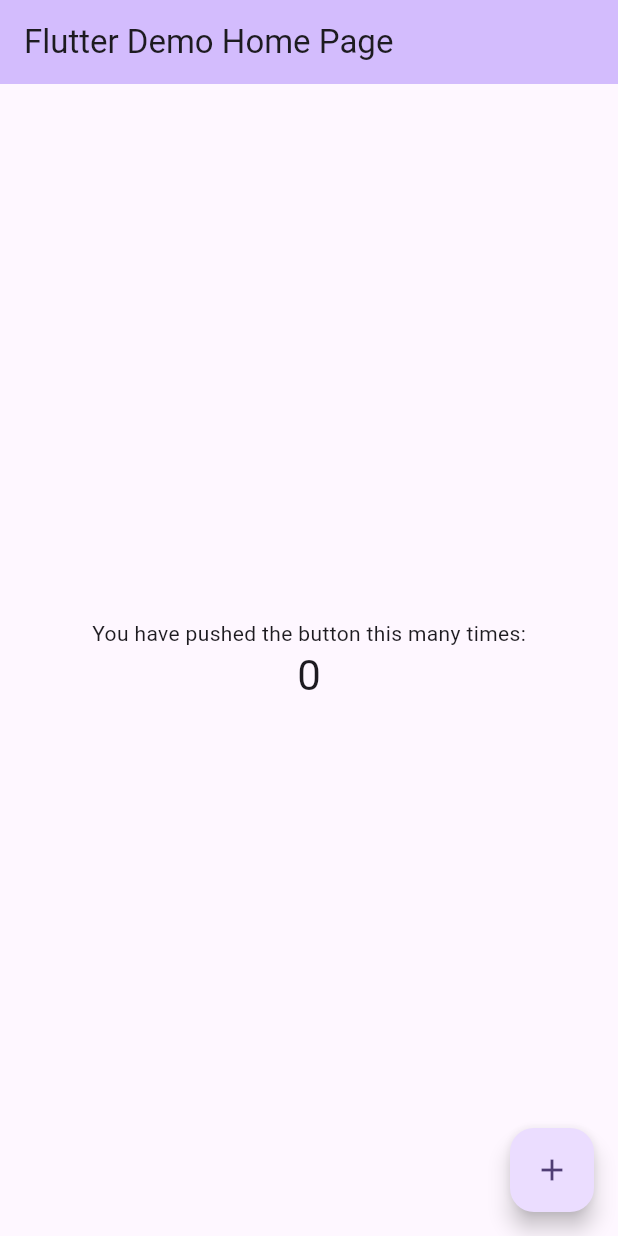
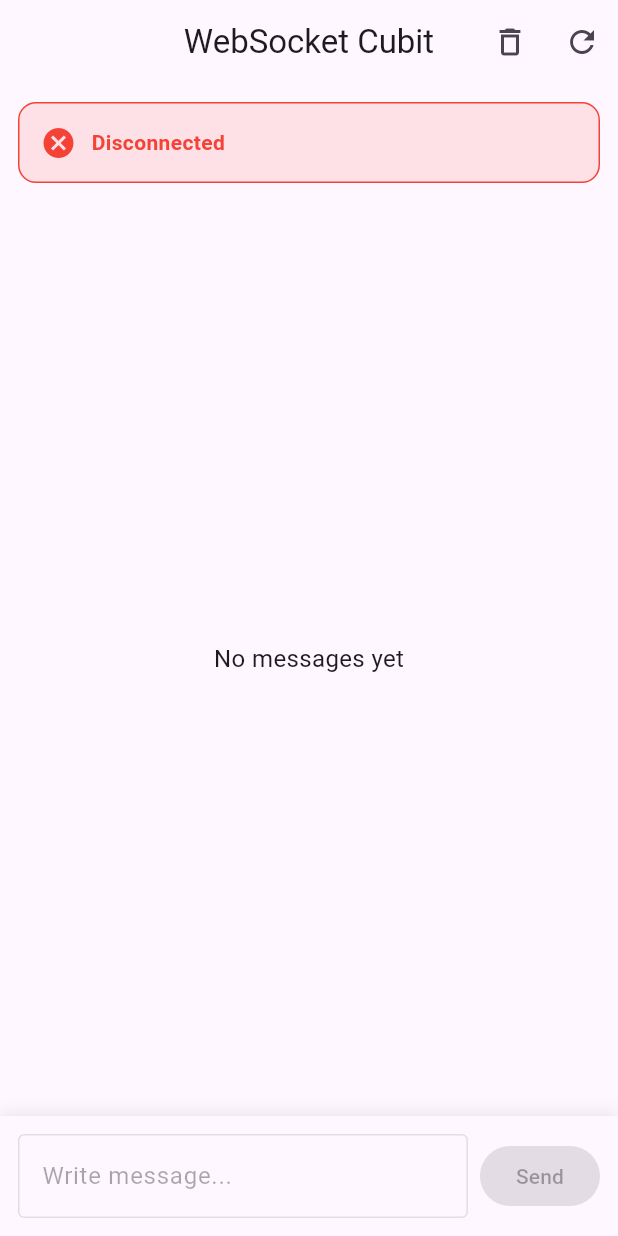
Before and after one commit to Mohammed-coderz/fundev__x, a Flutter app: the screen it shows after launch, on a phone screen of 412 x 824 dp. Run offline on Flutter 3.47's test engine with Material 3 defaults, Android fonts, the light colour scheme and no system bars; our stand-ins replace flutter_bloc; network calls fail.

Commit message:
integrate WebSocket communication using Flutter BLoC
- Add `flutter_bloc` and `web_socket_channel` dependencies to `pubspec.yaml`.
- Implement a WebSocket feature using the Cubit pattern for state management:
    - Create `WebSocketState` to represent connection lifecycle phases: initial, connecting, connected, disconnected, and error.
    - Implement `WebSocketCubit` to manage the `WebSocketChannel` connection to `echo.websocket.org`, handle incoming streams, and send messages.
- Create a `WebSocketScreen` UI that includes:
    - A connection status indicator card with dynamic styling based on state.
    - A message list to display history and a text input field for sending data.
    - Action buttons to clear the message list and manually trigger a reconnection.
- Refactor `main.dart` to remove the default counter boilerplate and set `WebSocketScreen` as the initial home screen.

```diff
--- /dev/null
+++ b/lib/feature/websocket/cubit/websocket_cubit.dart
@@ -0,0 +1,101 @@
+import 'package:flutter_bloc/flutter_bloc.dart';
+import 'package:web_socket_channel/web_socket_channel.dart';
+
+import '../state/websocket_state.dart';
+
+class WebSocketCubit extends Cubit<WebSocketState> {
+  WebSocketCubit() : super( WebSocketInitialState());
+
+  WebSocketChannel? _channel;
+
+  final List<String> _messages = [];
+
+  void connect() {
+    try {
+      emit( WebSocketConnectingState());
+
+      _channel = WebSocketChannel.connect(
+        Uri.parse('wss://echo.websocket.org'),
+      );
+
+      emit(
+        WebSocketConnectedState(
+          messages: List.from(_messages),
+        ),
+      );
+
+      _channel!.stream.listen(
+            (data) {
+              print("------------");
+              print(data.toString());
+              print("------------");
+
+          _messages.add(data.toString());
+
+          emit(
+            WebSocketConnectedState(
+              messages: List.from(_messages),
+            ),
+          );
+        },
+        onError: (error) {
+          emit(
+            WebSocketErrorState(
+              message: error.toString(),
+            ),
+          );
+        },
+        onDone: () {
+          emit( WebSocketDisconnectedState());
+        },
+      );
+    } catch (e) {
+      emit(
+        WebSocketErrorState(
+          message: e.toString(),
+        ),
+      );
+    }
+  }
+
+  void sendMessage(String message) {
+    final text = message.trim();
+
+    if (text.isEmpty) return;
+
+    if (_channel == null) {
+      emit(
+         WebSocketErrorState(
+          message: 'WebSocket is not connected',
+        ),
+      );
+      return;
+    }
+
+    _channel!.sink.add(text);
+  }
+
+  void clearMessages() {
+    _messages.clear();
+
+    emit(
+      WebSocketConnectedState(
+        messages: List.from(_messages),
+      ),
+    );
+  }
+
+  void disconnect() {
+    _channel?.sink.close();
+    _channel = null;
+
+    emit( WebSocketDisconnectedState());
+  }
+
+
+  @override
+  Future<void> close() {
+    _channel?.sink.close();
+    return super.close();
+  }
+}
--- /dev/null
+++ b/lib/feature/websocket/state/websocket_state.dart
@@ -0,0 +1,19 @@
+abstract class WebSocketState {}
+
+class WebSocketInitialState extends WebSocketState {}
+
+class WebSocketConnectingState extends WebSocketState {}
+
+class WebSocketConnectedState extends WebSocketState {
+  final List<String> messages;
+
+  WebSocketConnectedState({required this.messages});
+}
+
+class WebSocketDisconnectedState extends WebSocketState {}
+
+class WebSocketErrorState extends WebSocketState {
+  final String message;
+
+  WebSocketErrorState({required this.message});
+}
--- /dev/null
+++ b/lib/feature/websocket/view/websocket_screen.dart
@@ -0,0 +1,262 @@
+import 'package:flutter/material.dart';
+import 'package:flutter_bloc/flutter_bloc.dart';
+
+import '../cubit/websocket_cubit.dart';
+import '../state/websocket_state.dart';
+
+class WebSocketScreen extends StatelessWidget {
+  const WebSocketScreen({super.key});
+
+  @override
+  Widget build(BuildContext context) {
+    return BlocProvider(
+      create: (_) => WebSocketCubit()..connect(),
+      child: const WebSocketView(),
+    );
+  }
+}
+
+class WebSocketView extends StatefulWidget {
+  const WebSocketView({super.key});
+
+  @override
+  State<WebSocketView> createState() => _WebSocketViewState();
+}
+
+class _WebSocketViewState extends State<WebSocketView> {
+  final TextEditingController messageController = TextEditingController();
+
+  @override
+  void dispose() {
+    messageController.dispose();
+    super.dispose();
+  }
+
+  void sendMessage() {
+    final message = messageController.text.trim();
+
+    if (message.isEmpty) return;
+
+    context.read<WebSocketCubit>().sendMessage(message);
+    messageController.clear();
+  }
+
+  List<String> getMessages(WebSocketState state) {
+    if (state is WebSocketConnectedState) {
+      print(state.messages);
+      return state.messages;
+    }
+
+    return [];
+  }
+
+  bool isConnected(WebSocketState state) {
+    return state is WebSocketConnectedState;
+  }
+
+  @override
+  Widget build(BuildContext context) {
+    return Scaffold(
+      appBar: AppBar(
+        title: const Text('WebSocket Cubit'),
+        centerTitle: true,
+        actions: [
+          IconButton(
+            onPressed: () {
+              context.read<WebSocketCubit>().clearMessages();
+            },
+            icon: const Icon(Icons.delete_outline),
+          ),
+          IconButton(
+            onPressed: () {
+              context.read<WebSocketCubit>().connect();
+            },
+            icon: const Icon(Icons.refresh),
+          ),
+        ],
+      ),
+      body: BlocBuilder<WebSocketCubit, WebSocketState>(
+        builder: (context, state) {
+          final messages = getMessages(state);
+
+          return Column(
+            children: [
+              _ConnectionStatusCard(state: state),
+
+              if (state is WebSocketConnectingState)
+                const LinearProgressIndicator(),
+
+              if (state is WebSocketErrorState)
+                Padding(
+                  padding: const EdgeInsets.all(12),
+                  child: Text(
+                    state.message,
+                    style: const TextStyle(
+                      color: Colors.red,
+                      fontWeight: FontWeight.bold,
+                    ),
+                  ),
+                ),
+
+              Expanded(
+                child: messages.isEmpty
+                    ? const Center(
+                  child: Text(
+                    'No messages yet',
+                    style: TextStyle(fontSize: 16),
+                  ),
+                )
+                    : ListView.builder(
+                  padding: const EdgeInsets.all(16),
+                  itemCount: messages.length,
+                  itemBuilder: (context, index) {
+                    return Align(
+                      alignment: Alignment.centerLeft,
+                      child: Card(
+                        margin: const EdgeInsets.only(bottom: 10),
+                        child: Padding(
+                          padding: const EdgeInsets.all(14),
+                          child: Text(
+                            messages[index],
+                            style: const TextStyle(fontSize: 16),
+                          ),
+                        ),
+                      ),
+                    );
+                  },
+                ),
+              ),
+
+              _MessageInput(
+                controller: messageController,
+                onSend: sendMessage,
+                isConnected: isConnected(state),
+              ),
+            ],
+          );
+        },
+      ),
+    );
+  }
+}
+
+class _ConnectionStatusCard extends StatelessWidget {
+  final WebSocketState state;
+
+  const _ConnectionStatusCard({
+    required this.state,
+  });
+
+  @override
+  Widget build(BuildContext context) {
+    Color color;
+    String text;
+    IconData icon;
+
+    if (state is WebSocketInitialState) {
+      color = Colors.grey;
+      text = 'Initial';
+      icon = Icons.circle_outlined;
+    }
+    else if (state is WebSocketConnectingState) {
+      color = Colors.orange;
+      text = 'Connecting...';
+      icon = Icons.sync;
+    }
+    else if (state is WebSocketConnectedState) {
+      color = Colors.green;
+      text = 'Connected';
+      icon = Icons.check_circle;
+    }
+    else if (state is WebSocketDisconnectedState) {
+      color = Colors.red;
+      text = 'Disconnected';
+      icon = Icons.cancel;
+    }
+    else if (state is WebSocketErrorState) {
+      color = Colors.red;
+      text = 'Error';
+      icon = Icons.error;
+    }
+    else {
+      color = Colors.grey;
+      text = 'Unknown';
+      icon = Icons.help_outline;
+    }
+
+    return Container(
+      width: double.infinity,
+      margin: const EdgeInsets.all(12),
+      padding: const EdgeInsets.all(14),
+      decoration: BoxDecoration(
+        color: color.withValues(alpha: 0.12),
+        borderRadius: BorderRadius.circular(12),
+        border: Border.all(color: color),
+      ),
+      child: Row(
+        children: [
+          Icon(icon, color: color),
+          const SizedBox(width: 10),
+          Text(
+            text,
+            style: TextStyle(
+              color: color,
+              fontWeight: FontWeight.bold,
+            ),
+          ),
+        ],
+      ),
+    );
+  }
+}
+
+class _MessageInput extends StatelessWidget {
+  final TextEditingController controller;
+  final VoidCallback onSend;
+  final bool isConnected;
+
+  const _MessageInput({
+    required this.controller,
+    required this.onSend,
+    required this.isConnected,
+  });
+
+  @override
+  Widget build(BuildContext context) {
+    return SafeArea(
+      child: Container(
+        padding: const EdgeInsets.all(12),
+        decoration: BoxDecoration(
+          color: Theme.of(context).scaffoldBackgroundColor,
+          boxShadow: [
+            BoxShadow(
+              color: Colors.black.withValues(alpha: 0.08),
+              blurRadius: 8,
+              offset: const Offset(0, -2),
+            ),
+          ],
+        ),
+        child: Row(
+          children: [
+            Expanded(
+              child: TextField(
+                controller: controller,
+                enabled: isConnected,
+                decoration: const InputDecoration(
+                  hintText: 'Write message...',
+                  border: OutlineInputBorder(),
+                ),
+                onSubmitted: (_) => onSend(),
+              ),
+            ),
+            const SizedBox(width: 8),
+            ElevatedButton(
+              onPressed: isConnected ? onSend : null,
+              child: const Text('Send'),
+            ),
+          ],
+        ),
+      ),
+    );
+  }
+}
--- a/lib/main.dart
+++ b/lib/main.dart
@@ -1,4 +1,5 @@
 import 'package:flutter/material.dart';
+import 'package:fun_dev_x/feature/websocket/view/websocket_screen.dart';
 
 void main() {
   runApp(const MyApp());
@@ -6,117 +7,14 @@ void main() {
 
 class MyApp extends StatelessWidget {
   const MyApp({super.key});
-
-  // This widget is the root of your application.
   @override
   Widget build(BuildContext context) {
     return MaterialApp(
       title: 'Flutter Demo',
       theme: ThemeData(
-        // This is the theme of your application.
-        //
-        // TRY THIS: Try running your application with "flutter run". You'll see
-        // the application has a purple toolbar. Then, without quitting the app,
-        // try changing the seedColor in the colorScheme below to Colors.green
-        // and then invoke "hot reload" (save your changes or press the "hot
-        // reload" button in a Flutter-supported IDE, or press "r" if you used
-        // the command line to start the app).
-        //
-        // Notice that the counter didn't reset back to zero; the application
-        // state is not lost during the reload. To reset the state, use hot
-        // restart instead.
-        //
-        // This works for code too, not just values: Most code changes can be
-        // tested with just a hot reload.
         colorScheme: .fromSeed(seedColor: Colors.deepPurple),
       ),
-      home: const MyHomePage(title: 'Flutter Demo Home Page'),
+      home: WebSocketScreen()
     );
   }
 }
-
-class MyHomePage extends StatefulWidget {
-  const MyHomePage({super.key, required this.title});
-
-  // This widget is the home page of your application. It is stateful, meaning
-  // that it has a State object (defined below) that contains fields that affect
-  // how it looks.
-
-  // This class is the configuration for the state. It holds the values (in this
-  // case the title) provided by the parent (in this case the App widget) and
-  // used by the build method of the State. Fields in a Widget subclass are
-  // always marked "final".
-
-  final String title;
-
-  @override
-  State<MyHomePage> createState() => _MyHomePageState();
-}
-
-class _MyHomePageState extends State<MyHomePage> {
-  int _counter = 0;
-
-  void _incrementCounter() {
-    setState(() {
-      // This call to setState tells the Flutter framework that something has
-      // changed in this State, which causes it to rerun the build method below
-      // so that the display can reflect the updated values. If we changed
-      // _counter without calling setState(), then the build method would not be
-      // called again, and so nothing would appear to happen.
-      _counter++;
-    });
-  }
-
-  @override
-  Widget build(BuildContext context) {
-    // This method is rerun every time setState is called, for instance as done
-    // by the _incrementCounter method above.
-    //
-    // The Flutter framework has been optimized to make rerunning build methods
-    // fast, so that you can just rebuild anything that needs updating rather
-    // than having to individually change instances of widgets.
-    return Scaffold(
-      appBar: AppBar(
-        // TRY THIS: Try changing the color here to a specific color (to
-        // Colors.amber, perhaps?) and trigger a hot reload to see the AppBar
-        // change color while the other colors stay the same.
-        backgroundColor: Theme.of(context).colorScheme.inversePrimary,
-        // Here we take the value from the MyHomePage object that was created by
-        // the App.build method, and use it to set our appbar title.
-        title: Text(widget.title),
-      ),
-      body: Center(
-        // Center is a layout widget. It takes a single child and positions it
-        // in the middle of the parent.
-        child: Column(
-          // Column is also a layout widget. It takes a list of children and
-          // arranges them vertically. By default, it sizes itself to fit its
-          // children horizontally, and tries to be as tall as its parent.
-          //
-          // Column has various properties to control how it sizes itself and
-          // how it positions its children. Here we use mainAxisAlignment to
-          // center the children vertically; the main axis here is the vertical
-          // axis because Columns are vertical (the cross axis would be
-          // horizontal).
-          //
-          // TRY THIS: Invoke "debug painting" (choose the "Toggle Debug Paint"
-          // action in the IDE, or press "p" in the console), to see the
-          // wireframe for each widget.
-          mainAxisAlignment: .center,
-          children: [
-            const Text('You have pushed the button this many times:'),
-            Text(
-              '$_counter',
-              style: Theme.of(context).textTheme.headlineMedium,
-            ),
-          ],
-        ),
-      ),
-      floatingActionButton: FloatingActionButton(
-        onPressed: _incrementCounter,
-        tooltip: 'Increment',
-        child: const Icon(Icons.add),
-      ),
-    );
-  }
-}
--- a/pubspec.yaml
+++ b/pubspec.yaml
@@ -34,6 +34,8 @@ dependencies:
   # The following adds the Cupertino Icons font to your application.
   # Use with the CupertinoIcons class for iOS style icons.
   cupertino_icons: ^1.0.8
+  flutter_bloc: ^9.1.1
+  web_socket_channel: ^3.0.3
 
 dev_dependencies:
   flutter_test:
```
Also changed, not shown: pubspec.lock.
